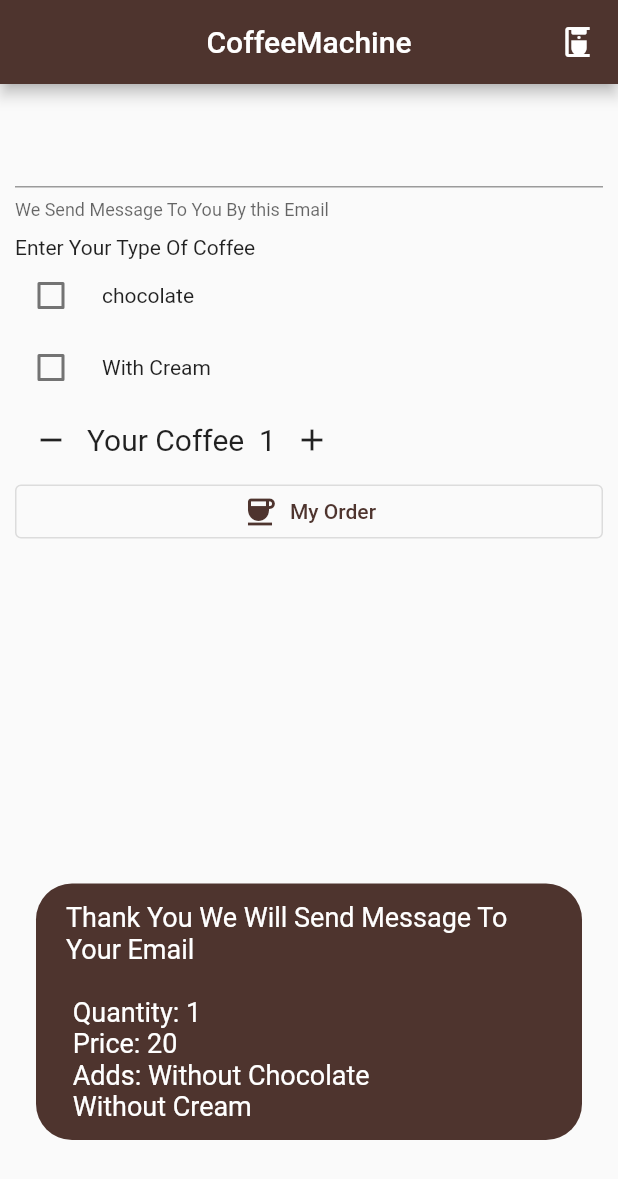
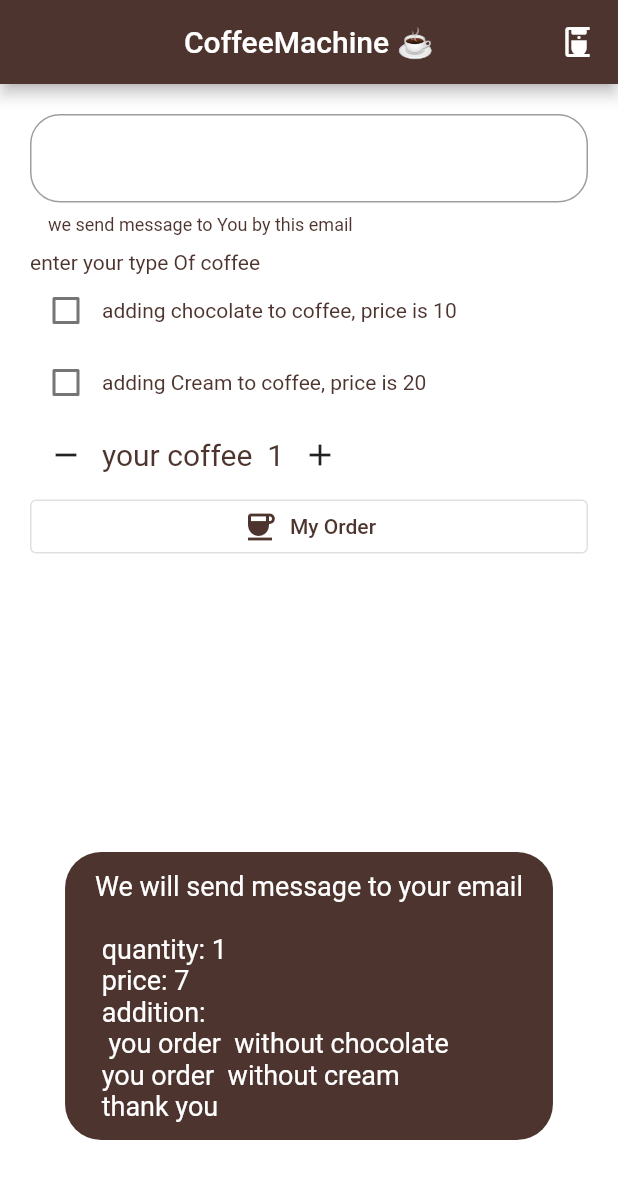
Before and after one commit to YossefHussein/coffee_machine_flutter, a Flutter app: the screen it shows after launch, after a tap on the "add" icon, after a tap on "My Order", on a phone screen of 412 x 824 dp. Shown: the top 1179 px of the screen. Run offline on Flutter 3.47's test engine with Material 2 defaults, Android fonts, the light colour scheme and no system bars; our stand-ins replace flutter_bloc, fluttertoast, google_fonts; Roboto replaces fonts that are missing (Pangolin).

Commit message:
adding: * bloc * adding states class * move all logic to cubit * add observer class * adding architecture

```diff
--- /dev/null
+++ b/lib/bloc/cubit.dart
@@ -0,0 +1,108 @@
+import 'package:flutter/material.dart';
+import 'package:flutter_bloc/flutter_bloc.dart';
+import 'package:coffee_machine_flutter/bloc/states.dart';
+import 'package:fluttertoast/fluttertoast.dart';
+
+import '../shared/style/color.dart';
+
+class AppCubit extends Cubit<AppState> {
+  AppCubit() : super(AppInitial());
+
+  // to get the data and function
+  static AppCubit get(BuildContext context) => BlocProvider.of(context);
+
+  // to check if user want to adding things on coffee
+  // this use in checkbox
+  bool isWithChocolateChecked = false;
+  bool isWithCreamChecked = false;
+
+  // adding price on coffee
+  int withChocolatePrice = 10;
+  int withCreamPrice = 20;
+
+  // quantity of coffee
+  int quantity = 0;
+
+  // price coffee
+  int price = 7;
+
+  // to control on textField
+  TextEditingController emailController = TextEditingController();
+
+  // additionPrice is price coffee with additions like Chocolate and Cream
+  int? additionPrice;
+
+  // less quantity to coffee
+  void lessQuantity() {
+    quantity--;
+    emit(LessQuantity());
+  }
+
+  // adding quantity to coffee
+  void addingQuantity() {
+    quantity++;
+    emit(AddingQuantity());
+  }
+
+  // to remove the error quantity less zero
+  // I use this in minus quantity
+  quantityNotToZero() {
+    if (quantity == 0) {
+      quantity = quantity + 1;
+      return;
+    }
+    emit(QuantityNotToZero());
+  }
+
+  // showToast it function for send for user message
+  showToast() {
+    if (isWithCreamChecked == true) {
+      additionPrice = price * quantity + withCreamPrice;
+
+    } else {
+      additionPrice = price * quantity;
+    }
+    if (isWithChocolateChecked) {
+      additionPrice = price * quantity + withChocolatePrice;
+    }
+    if (quantity == 0) {
+      additionPrice = 0;
+      withChocolatePrice = 0;
+      withCreamPrice = 0;
+      isWithChocolateChecked = false;
+      isWithChocolateChecked = false;
+      return Fluttertoast.showToast(
+      msg: "We will send message to your email"
+          "\n ${emailController.text}"
+          "\n quantity: $quantity"
+          "\n price: $additionPrice"
+          "\n addition: \n "
+          " ${isWithChocolateChecked == false? 'you order  with chocolate' : 'you order  without chocolate'} "
+          "\n ${isWithCreamChecked == false? 'you order with  cream' : 'you order  without cream'} "
+          "\n thank you ",
+      toastLength: Toast.LENGTH_LONG,
+      gravity: ToastGravity.BOTTOM,
+      timeInSecForIosWeb: 5,
+      backgroundColor: pColor,
+      textColor: pDarkTextColor,
+      fontSize: 18.0,
+    );
+    }
+    Fluttertoast.showToast(
+      msg: "We will send message to your email"
+          "\n ${emailController.text}"
+          "\n quantity: $quantity"
+          "\n price: $additionPrice"
+          "\n addition: \n "
+          " ${isWithChocolateChecked? 'you order  with chocolate' : 'you order  without chocolate'} "
+          "\n ${isWithCreamChecked? 'you order with  cream' : 'you order  without cream'} "
+          "\n thank you ",
+      toastLength: Toast.LENGTH_LONG,
+      gravity: ToastGravity.BOTTOM,
+      timeInSecForIosWeb: 5,
+      backgroundColor: pColor,
+      textColor: pDarkTextColor,
+      fontSize: 18.0,
+    );
+  }
+}
--- /dev/null
+++ b/lib/bloc/observer.dart
@@ -0,0 +1,39 @@
+import 'package:flutter_bloc/flutter_bloc.dart';
+
+class Observer extends BlocObserver {
+  @override
+  void onCreate(BlocBase bloc) {
+    super.onCreate(bloc);
+    print('onCreate -- ${bloc.runtimeType}');
+  }
+
+  @override
+  void onEvent(Bloc bloc, Object? event) {
+    super.onEvent(bloc, event);
+    print('onEvent -- ${bloc.runtimeType}, $event');
+  }
+
+  @override
+  void onChange(BlocBase bloc, Change change) {
+    super.onChange(bloc, change);
+    print('onChange -- ${bloc.runtimeType}, $change');
+  }
+
+  @override
+  void onTransition(Bloc bloc, Transition transition) {
+    super.onTransition(bloc, transition);
+    print('onTransition -- ${bloc.runtimeType}, $transition');
+  }
+
+  @override
+  void onError(BlocBase bloc, Object error, StackTrace stackTrace) {
+    print('onError -- ${bloc.runtimeType}, $error');
+    super.onError(bloc, error, stackTrace);
+  }
+
+  @override
+  void onClose(BlocBase bloc) {
+    super.onClose(bloc);
+    print('onClose -- ${bloc.runtimeType}');
+  }
+}
--- /dev/null
+++ b/lib/bloc/states.dart
@@ -0,0 +1,16 @@
+abstract class AppState {}
+
+class AppInitial extends AppState {}
+
+// to remove error 'quantity' less zero
+class QuantityNotToZero extends AppState {}
+
+// less the coffee quantity
+class AddingQuantity extends AppState {}
+
+// less the coffee quantity
+class LessQuantity extends AppState {}
+
+// to remove error if quantity equal 0
+// change 'withChocolateCheckedPrice' and 'withCreamCheckedPrice'
+class QuantityIfZeroAndAdditions extends AppState {}
--- /dev/null
+++ b/lib/layout/home_layout.dart
@@ -0,0 +1,53 @@
+import 'package:coffee_machine_flutter/bloc/cubit.dart';
+import 'package:coffee_machine_flutter/shared/style/color.dart';
+import 'package:flutter/material.dart';
+import 'package:flutter_bloc/flutter_bloc.dart';
+import 'package:google_fonts/google_fonts.dart';
+
+import '../bloc/states.dart';
+import '../modules/main_module/main_module.dart';
+
+class HomeLayout extends StatelessWidget {
+  const HomeLayout({Key? key}) : super(key: key);
+
+  @override
+  Widget build(BuildContext context) {
+    return MaterialApp(
+      theme: ThemeData(
+        textTheme: GoogleFonts.pangolinTextTheme().apply(
+          bodyColor: plightTextColor,
+          displayColor: plightTextColor,
+        ),
+        buttonTheme: ButtonThemeData(
+          buttonColor: pColor, // Background color (orange in my case).
+          textTheme: ButtonTextTheme.primary,
+          colorScheme: Theme.of(context).colorScheme.copyWith(
+                secondary: sColor,
+              ),
+        ),
+
+        scaffoldBackgroundColor: Colors.white,
+      ),
+      // dark theme
+      darkTheme: ThemeData(
+          textTheme: GoogleFonts.pangolinTextTheme().apply(
+            bodyColor: pDarkTextColor,
+            displayColor: pDarkTextColor,
+          ),
+          buttonTheme: ButtonThemeData(
+            buttonColor: pColor,
+          ),
+          primaryColor: pColor,
+          scaffoldBackgroundColor: sColor),
+      home: BlocProvider(
+        create: (context) => AppCubit(),
+        child: BlocConsumer<AppCubit, AppState>(
+          listener: (context, state) {},
+          builder: (context, state) {
+            return MainModule();
+          },
+        ),
+      ),
+    );
+  }
+}
--- a/lib/main.dart
+++ b/lib/main.dart
@@ -1,23 +1,9 @@
 import 'package:flutter/material.dart';
-import 'package:google_fonts/google_fonts.dart';
-
-import 'screens/main_screen.dart';
+import 'package:flutter_bloc/flutter_bloc.dart';
+import 'bloc/observer.dart';
+import 'layout/home_layout.dart';
 
 void main() {
-  runApp(const MyApp());
+  Bloc.observer = Observer();
+  runApp(HomeLayout());
 }
-
-class MyApp extends StatelessWidget {
-  const MyApp({Key? key}) : super(key: key);
-
-  @override
-  Widget build(BuildContext context) {
-    final textTheme = Theme.of(context).textTheme;
-    return MaterialApp(
-      theme: ThemeData(
-        textTheme: GoogleFonts.pangolinTextTheme(Theme.of(context).textTheme),
-      ),
-      home: MainScreen(),
-    );
-  }
-}
--- /dev/null
+++ b/lib/modules/main_module/main_module.dart
@@ -0,0 +1,126 @@
+import 'package:coffee_machine_flutter/bloc/cubit.dart';
+import 'package:flutter/material.dart';
+
+import '../../shared/style/color.dart';
+import '../../shared/style/constant.dart';
+import '../../shared/widget/input_widget.dart';
+
+class MainModule extends StatefulWidget {
+  const MainModule({Key? key}) : super(key: key);
+
+  @override
+  State<MainModule> createState() => _MainModuleState();
+}
+
+class _MainModuleState extends State<MainModule> {
+  @override
+  Widget build(BuildContext context) {
+    return Scaffold(
+      appBar: AppBar(
+        centerTitle: true,
+        backgroundColor: pColor,
+        title: const Text('CoffeeMachine ☕'),
+        actions: const [
+          Padding(
+            padding: EdgeInsets.all(15.0),
+            child: Icon(Icons.coffee_maker),
+          ),
+        ],
+      ),
+      body: Padding(
+        padding: const EdgeInsets.all(pSize),
+        child: SingleChildScrollView(
+          child: Column(
+            crossAxisAlignment: CrossAxisAlignment.stretch,
+            children: [
+              SafeArea(
+                child: Column(
+                  mainAxisAlignment: MainAxisAlignment.start,
+                  crossAxisAlignment: CrossAxisAlignment.start,
+                  children: [
+                    /// Email
+                    defaultFormFieldWidget(
+                      color: pColor,
+                      helperText: 'we send message to You by this email',
+                      hintText: 'email',
+                      labelText:
+                          '${AppCubit.get(context).emailController.text}',
+                      type: TextInputType.emailAddress,
+                      controller: AppCubit.get(context).emailController,
+                    ),
+                    const SizedBox(height: pSizeBox),
+                    const Text('enter your type Of coffee'),
+
+                    /// type of coffee
+                    Row(
+                      children: [
+
+                       Checkbox(
+                          value: AppCubit.get(context).isWithChocolateChecked,
+                          onChanged: (bool? value) {
+                           setState(() {
+                              AppCubit.get(context).isWithChocolateChecked =
+                                value!;
+                           });
+                          },
+                        ),
+                        const Text('adding chocolate to coffee, price is 10')
+                      ],
+                    ),
+                    Row(
+                      children: [
+                          Checkbox(
+                          value: AppCubit.get(context).isWithCreamChecked,
+                          onChanged: (bool? value) {
+                           setState(() {
+                              AppCubit.get(context).isWithCreamChecked =
+                                value!;
+                           });
+                          },
+                        ),
+                        const Text('adding Cream to coffee, price is 20')
+                      ],
+                    ),
+                    Row(
+                      children: [
+                        IconButton(
+                          tooltip: 'less',
+                          onPressed: () {
+                            AppCubit.get(context).quantityNotToZero();
+                            AppCubit.get(context).lessQuantity();
+                          },
+                          icon: const Icon(Icons.remove),
+                        ),
+                        Text(
+                          'your coffee  ${AppCubit.get(context).quantity}',
+                          style: const TextStyle(
+                            fontSize: pSize,
+                          ),
+                        ),
+                        IconButton(
+                          tooltip: 'adding',
+                          onPressed: () {
+                            AppCubit.get(context).addingQuantity();
+                          },
+                          icon: const Icon(Icons.add),
+                        ),
+                      ],
+                    )
+                  ],
+                ),
+              ),
+              OutlinedButton.icon(
+                style: ButtonStyle(foregroundColor: MaterialStateProperty.all(pColor)),
+                onPressed: () => AppCubit.get(context).showToast(),
+                icon: const Icon(
+                  Icons.coffee,
+                ),
+                label: const Text('My Order'),
+              )
+            ],
+          ),
+        ),
+      ),
+    );
+  }
+}
--- a/lib/screens/main_screen.dart
+++ /dev/null
@@ -1,178 +0,0 @@
-import 'dart:collection';
-
-import 'package:coffee_machine_flutter/style/app_style.dart';
-import 'package:coffee_machine_flutter/widget/input_email.dart';
-import 'package:flutter/material.dart';
-import 'package:fluttertoast/fluttertoast.dart';
-
-class MainScreen extends StatefulWidget {
-  const MainScreen({Key? key}) : super(key: key);
-
-  @override
-  State<MainScreen> createState() => _MainScreenState();
-}
-
-class _MainScreenState extends State<MainScreen> {
-  bool isChocolateChecked = false;
-  bool isWithCreamChecked = false;
-  late int chocolateCheckedPrice;
-  late int withCreamCheckedPrice;
-  int quantity = 0;
-  int price = 20;
-  TextEditingController controller = TextEditingController();
-  var str = '';
-  @override
-  Widget build(BuildContext context) {
-    return Scaffold(
-      appBar: AppBar(
-        centerTitle: true,
-        backgroundColor: kMainColor,
-        title: const Text('CoffeeMachine'),
-        actions: const [
-          Padding(
-            padding: EdgeInsets.all(15.0),
-            child: Icon(Icons.coffee_maker),
-          ),
-        ],
-      ),
-      body: Padding(
-        padding: const EdgeInsets.all(10.0),
-        child: SingleChildScrollView(
-          child: Column(
-            crossAxisAlignment: CrossAxisAlignment.stretch,
-            children: [
-              SafeArea(
-                child: Column(
-                  mainAxisAlignment: MainAxisAlignment.start,
-                  crossAxisAlignment: CrossAxisAlignment.start,
-                  children: [
-                    /// Email
-                    InputEmail(
-                      color: kMainColor,
-                      helpText: 'We Send Message To You By this Email',
-                      hintText: 'yourEmail@gmail.com',
-                      labelText: Text('$str'),
-                      inputType: TextInputType.emailAddress,
-                      controller: controller,
-                    ),
-                    const SizedBox(
-                      height: 10,
-                    ),
-                    const Text('Enter Your Type Of Coffee'),
-                    /// type of coffee
-                    Row(
-                      children: [
-                        Checkbox(
-                          value: isChocolateChecked,
-                          onChanged: (bool? value) {
-                            setState(() {
-                              isChocolateChecked = value!;
-                            });
-                          },
-                        ),
-                        const SizedBox(width: 10),
-                        const Text('chocolate')
-                      ],
-                    ),
-                    Row(
-                      children: [
-                        Checkbox(
-                          value: isWithCreamChecked,
-                          onChanged: (bool? value) {
-                            setState(() {
-                              isWithCreamChecked = value!;
-                            });
-                          },
-                        ),
-                        const SizedBox(width: 10),
-                        const Text('With Cream')
-                      ],
-                    ),
-                    Row(
-                      children: [
-                        IconButton(
-                          tooltip: 'minus',
-                          onPressed: () {
-                            setState(() {
-                              quantityNotToZero();
-                              --quantity;
-                            });
-                          },
-                          icon: const Icon(Icons.remove),
-                        ),
-                        Text(
-                          'Your Coffee  $quantity',
-                          style: const TextStyle(
-                            fontSize: 20,
-                          ),
-                        ),
-                        IconButton(
-                          tooltip: 'add',
-                          onPressed: () {
-                            setState(() {
-                              ++quantity;
-                            });
-                          },
-                          icon: const Icon(Icons.add),
-                        ),
-                      ],
-                    )
-                  ],
-                ),
-              ),
-              OutlinedButton.icon(
-                style: ButtonStyle(
-                  foregroundColor: MaterialStateProperty.all(kMainColor),
-                ),
-                onPressed: () => showToast(),
-                icon: const Icon(
-                  Icons.coffee,
-                ),
-                label: const Text('My Order'),
-              )
-            ],
-          ),
-        ),
-      ),
-    );
-  }
-
-  quantityNotToZero() {
-    if (quantity == 0) {
-      quantity = quantity + 1;
-      return;
-    }
-  }
-
-  /// showToast it function for send for user message
-  showToast() {
-    /// remove error if quantity = 0
-    if (quantity == 0) {
-      setState(() {
-        chocolateCheckedPrice = 0;
-        withCreamCheckedPrice = 0;
-        print('It Run 1');
-      });
-    }
-
-    setState(() {
-      str = controller.text;
-    });
-
-    /// toast message
-    Fluttertoast.showToast(
-      msg: "Thank You We Will Send Message To Your Email"
-          "\n $str"
-          "\n Quantity: $quantity "
-          "\n Price: ${quantity >= 1 && isWithCreamChecked == true && isChocolateChecked == true ? withCreamCheckedPrice + quantity * price : quantity * price} "
-          "\n Adds: ${isChocolateChecked == true ? 'Chocolate' : 'Without Chocolate'} "
-          "\n ${isWithCreamChecked == true ? 'and Cream' : 'Without Cream'} ",
-      toastLength: Toast.LENGTH_LONG,
-      gravity: ToastGravity.BOTTOM,
-      timeInSecForIosWeb: 5,
-      backgroundColor: kMainColor,
-      textColor: kTextToastColor,
-      fontSize: 18.0,
-    );
-  }
-}
--- /dev/null
+++ b/lib/shared/style/color.dart
@@ -0,0 +1,7 @@
+import 'package:flutter/material.dart';
+
+Color pColor = Colors.brown.shade800;
+Color sColor = Colors.brown.shade600;
+Color scaffoldBackgroundColor = Colors.white;
+Color pDarkTextColor = Colors.white;
+Color? plightTextColor = Colors.brown[800];
--- /dev/null
+++ b/lib/shared/style/constant.dart
@@ -0,0 +1,2 @@
+const double pSize = 20;
+const double pSizeBox = 10;
--- /dev/null
+++ b/lib/shared/widget/input_widget.dart
@@ -0,0 +1,50 @@
+import 'package:coffee_machine_flutter/shared/style/color.dart';
+import 'package:coffee_machine_flutter/shared/style/constant.dart';
+import 'package:flutter/material.dart';
+
+// default from in app
+Widget defaultFormFieldWidget({
+  TextEditingController? controller,
+  final Color? color,
+  final String? labelText,
+  final String? hintText,
+  final String? helperText,
+  final bool isPassword = false,
+  final FormFieldValidator<String>? validMsg,
+  final ValueChanged<String>? onSubmits,
+  final ValueChanged<String>? onChanged,
+  final TextInputType? type,
+  final Widget? prefixIcon,
+  final Widget? suffixIcon,
+  final VoidCallback? suffixPressed,
+}) =>
+    TextFormField(
+      controller: controller,
+      keyboardType: type,
+      onFieldSubmitted: onSubmits,
+      onChanged: onChanged,
+      obscureText: isPassword,
+      cursorColor: pColor,
+      // ignore: prefer_const_constructors
+      decoration: InputDecoration(
+        fillColor: pColor,
+        iconColor: pColor,
+        hoverColor: pColor,
+        prefixIconColor: Colors.white,
+        suffixIconColor: Colors.white,
+        prefixIcon: prefixIcon,
+        suffixIcon: suffixIcon != null
+            ? IconButton(onPressed: suffixPressed, icon: suffixIcon)
+            : null,
+        labelText: labelText,
+        labelStyle:  TextStyle(color: pColor),
+        hintText: hintText,
+        hintStyle:  TextStyle(color: pColor),
+        helperText: helperText,
+        helperStyle:  TextStyle(color: pColor),
+        border: OutlineInputBorder(
+          borderRadius: BorderRadius.circular(pSize),
+        ),
+      ),
+      validator: validMsg,
+    );
--- /dev/null
+++ b/lib/shared/widget/type_coffee.dart
@@ -0,0 +1,17 @@
+import 'package:flutter/material.dart';
+
+Widget typeCoffee({
+  bool isChecked = false,
+  required String? label,
+ required ValueChanged<bool> onChanged
+}) =>
+    Row(
+      children: [
+        Checkbox(
+          value: isChecked,
+          onChanged:(value) =>  onChanged,
+        ),
+        const SizedBox(width: 10),
+        Text('$label ')
+      ],
+    );
--- a/lib/style/app_style.dart
+++ /dev/null
@@ -1,5 +0,0 @@
-import 'package:flutter/material.dart';
-
-Color kMainColor = Colors.brown.shade800;
-Color kFrondColor =  Colors.brown.shade900;
-Color kTextToastColor = Colors.white;
--- a/lib/widget/input_email.dart
+++ /dev/null
@@ -1,40 +0,0 @@
-import 'package:flutter/material.dart';
-
-class InputEmail extends StatelessWidget {
-  final Color? color;
-
-  final String? helpText;
-
-  final String? hintText;
-
-  final Widget? labelText;
-
-  final TextInputType? inputType;
-  TextEditingController controller = TextEditingController();
-
-  InputEmail({
-    Key? key,
-    this.color,
-    this.helpText,
-    this.hintText,
-    this.labelText,
-    this.inputType,
-    required this.controller,
-  }) : super(key: key);
-
-  @override
-  Widget build(BuildContext context) {
-    return TextField(
-      decoration: InputDecoration(
-        fillColor: color,
-        helperText: helpText,
-        hintText: hintText,
-        label: labelText,
-      ),
-      onChanged: (value) {
-        print("The value entered is : $value");
-      },
-      keyboardType: inputType,
-    );
-  }
-}
--- a/lib/widget/type_coffee.dart
+++ /dev/null
@@ -1,42 +0,0 @@
-import 'package:flutter/material.dart';
-
-class TypeCoffee extends StatefulWidget {
-  bool? value;
-
-  String? label;
-
-  bool? isChecked;
-
-  TypeCoffee({
-    Key? key,
-    this.isChecked,
-    required this.label,
-    required this.value,
-  }) : super(key: key);
-
-
-  @override
-  State<TypeCoffee> createState() => _TypeCoffeeState();
-}
-
-class _TypeCoffeeState extends State<TypeCoffee> {
-  @override
-  Widget build(BuildContext context) {
-    bool? isChecked;
-    String? label;
-    return Row(
-      children: [
-        Checkbox(
-          value: isChecked,
-          onChanged: (bool? value) {
-            setState(() {
-              isChecked = value!;
-            });
-          },
-        ),
-        const SizedBox(width: 10),
-        Text('${label}')
-      ],
-    );
-  }
-}
--- a/pubspec.yaml
+++ b/pubspec.yaml
@@ -18,7 +18,7 @@ publish_to: 'none' # Remove this line if you wish to publish to pub.dev
 version: 1.0.0+1
 
 environment:
-  sdk: ">=2.16.0 <3.0.0"
+  sdk: ">=2.18.5 <3.0.0"
 
 # Dependencies specify other packages that your package needs in order to work.
 # To automatically upgrade your package dependencies to the latest versions
@@ -32,6 +32,8 @@ dependencies:
   cupertino_icons: ^1.0.2
   fluttertoast: ^8.0.9
   google_fonts: ^2.3.1
+  flutter_bloc: ^8.1.1
+  bloc: ^8.1.0
 
 dev_dependencies:
   flutter_test:
```
Also changed, not shown: pubspec.lock, 1 other file.
